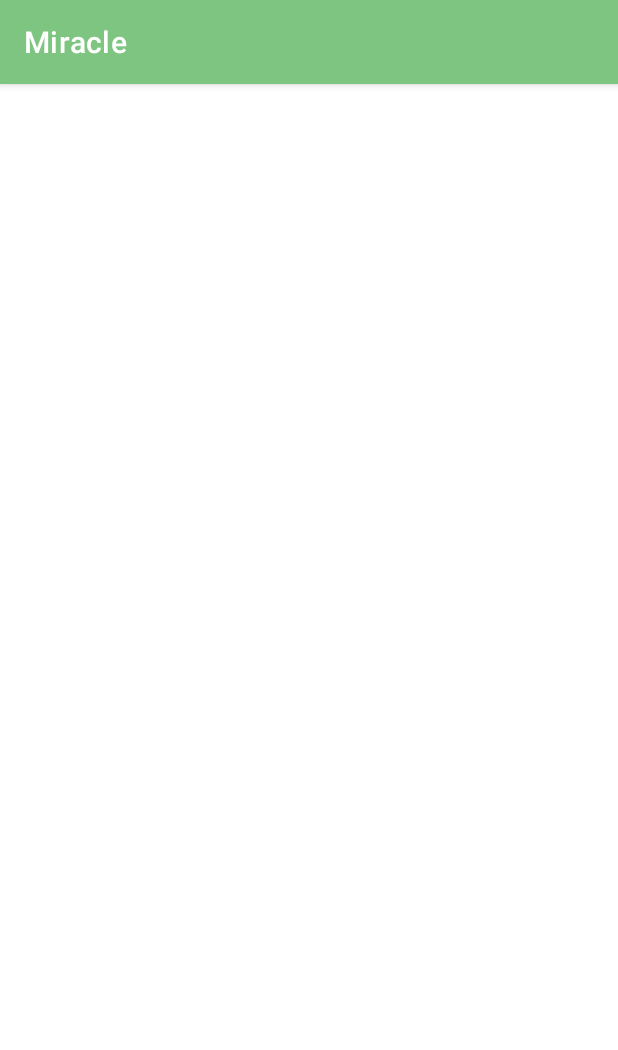
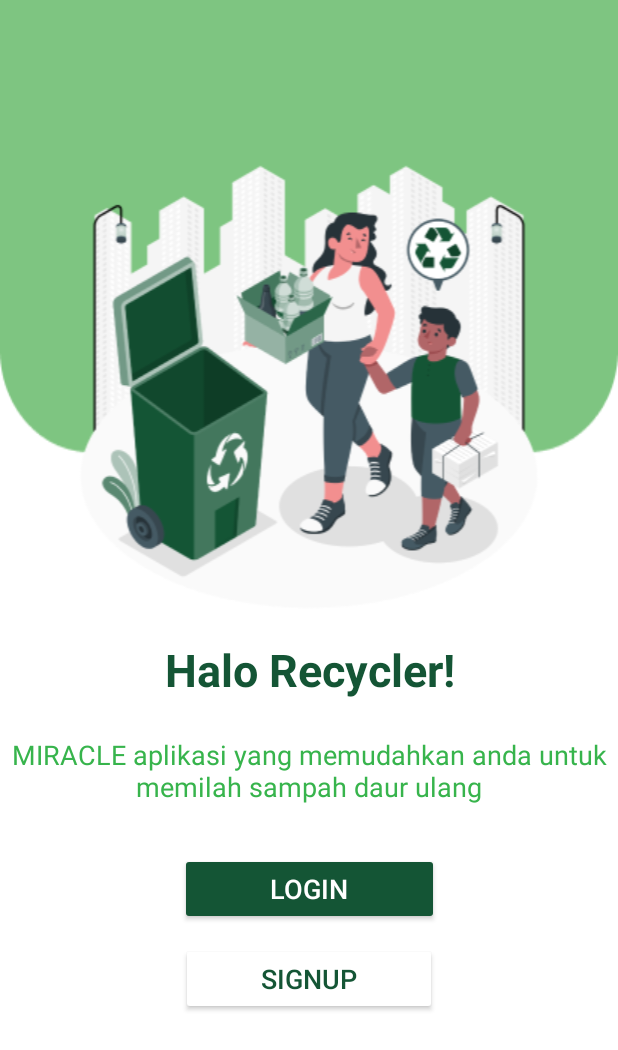
Before and after one commit to yulicahyani/TEAM-CSD-011, an Android app: the screen it shows after launch (MainActivity before the commit, StartActivity after it), on a phone screen of 412 x 824 dp. Shown: the top 1050 px of the screen. Run offline under Robolectric (Android 15) with nearby library versions, the phone set to English and light mode, and no system bars.

Commit message:
membuat tampilan untuk layout start

```diff
--- a/Miracle/app/src/main/AndroidManifest.xml
+++ b/Miracle/app/src/main/AndroidManifest.xml
@@ -15,15 +15,16 @@
         android:roundIcon="@mipmap/ic_launcher_round"
         android:supportsRtl="true"
         android:theme="@style/Theme.Miracle">
-        <activity android:name=".ui.start.StartActivity"></activity>
-        <activity android:name=".ui.signup.SignupActivity" />
-        <activity android:name=".ui.login.LoginActivity" />
-        <activity android:name=".ui.main.MainActivity">
+        <activity android:name=".ui.start.StartActivity" android:theme="@style/Theme.AppCompat.NoActionBar">
             <intent-filter>
                 <action android:name="android.intent.action.MAIN" />
 
                 <category android:name="android.intent.category.LAUNCHER" />
             </intent-filter>
+        </activity>
+        <activity android:name=".ui.signup.SignupActivity" />
+        <activity android:name=".ui.login.LoginActivity" />
+        <activity android:name=".ui.main.MainActivity">
         </activity>
         <provider
             android:name="androidx.core.content.FileProvider"
--- a/Miracle/app/src/main/res/layout/activity_start.xml
+++ b/Miracle/app/src/main/res/layout/activity_start.xml
@@ -4,6 +4,79 @@
     xmlns:tools="http://schemas.android.com/tools"
     android:layout_width="match_parent"
     android:layout_height="match_parent"
-    tools:context=".ui.start.StartActivity">
+    tools:context=".ui.start.StartActivity"
+    android:background="@drawable/bg_start">
+
+    <ImageView
+        android:id="@+id/ivPlaceholder"
+        android:layout_width="match_parent"
+        android:layout_height="wrap_content"
+        android:layout_gravity="center"
+
+        android:src="@drawable/img_start"
+        app:layout_constraintBottom_toBottomOf="parent"
+        app:layout_constraintEnd_toEndOf="parent"
+        app:layout_constraintHorizontal_bias="0.0"
+        app:layout_constraintStart_toStartOf="parent"
+        app:layout_constraintTop_toTopOf="parent"
+        app:layout_constraintVertical_bias="0.203" />
+
+    <TextView
+        android:id="@+id/textView"
+        android:layout_width="match_parent"
+        android:layout_height="wrap_content"
+        android:layout_marginTop="20dp"
+        android:text="@string/start_halo"
+        android:textAlignment="center"
+        android:textColor="@color/dark_green"
+        android:textSize="30sp"
+        android:textStyle="bold"
+        app:layout_constraintEnd_toEndOf="parent"
+        app:layout_constraintHorizontal_bias="0.0"
+        app:layout_constraintStart_toStartOf="parent"
+        app:layout_constraintTop_toBottomOf="@+id/ivPlaceholder" />
+
+    <TextView
+        android:id="@+id/textView2"
+        android:layout_width="match_parent"
+        android:layout_height="wrap_content"
+        android:layout_marginTop="24dp"
+        android:text="@string/start_sentence"
+        android:textAlignment="center"
+        android:textColor="@color/medium_green"
+        android:textSize="18sp"
+        app:layout_constraintEnd_toEndOf="parent"
+        app:layout_constraintHorizontal_bias="0.0"
+        app:layout_constraintStart_toStartOf="parent"
+        app:layout_constraintTop_toBottomOf="@+id/textView" />
+
+    <Button
+        android:id="@+id/loginBtn"
+        android:layout_width="wrap_content"
+        android:layout_height="wrap_content"
+        android:layout_marginTop="32dp"
+        android:backgroundTint="@color/dark_green"
+        android:paddingHorizontal="60dp"
+        android:paddingVertical="8dp"
+        android:text="@string/login"
+        android:textSize="18sp"
+        app:layout_constraintEnd_toEndOf="parent"
+        app:layout_constraintStart_toStartOf="parent"
+        app:layout_constraintTop_toBottomOf="@+id/textView2" />
+
+    <Button
+        android:id="@+id/signupBtn"
+        android:layout_width="wrap_content"
+        android:layout_height="wrap_content"
+        android:layout_marginTop="12dp"
+        android:backgroundTint="@color/white"
+        android:paddingHorizontal="53dp"
+        android:paddingVertical="8dp"
+        android:text="@string/signup"
+        android:textColor="@color/dark_green"
+        android:textSize="18sp"
+        app:layout_constraintEnd_toEndOf="parent"
+        app:layout_constraintStart_toStartOf="parent"
+        app:layout_constraintTop_toBottomOf="@+id/loginBtn" />
 
 </androidx.constraintlayout.widget.ConstraintLayout>
--- a/Miracle/app/src/main/res/values/strings.xml
+++ b/Miracle/app/src/main/res/values/strings.xml
@@ -1,4 +1,8 @@
 <resources>
     <string name="app_name">Miracle</string>
     <string name="tv_take_photo">Ambil Gambar</string>
+    <string name="start_halo">Halo Recycler!</string>
+    <string name="start_sentence">MIRACLE aplikasi yang memudahkan anda  untuk memilah sampah daur ulang</string>
+    <string name="login">Login</string>
+    <string name="signup">Signup</string>
 </resources>
```
Also changed, not shown: Miracle/app/src/main/res/drawable/bg_start.png (added), Miracle/app/src/main/res/drawable/img_start.png (added).
